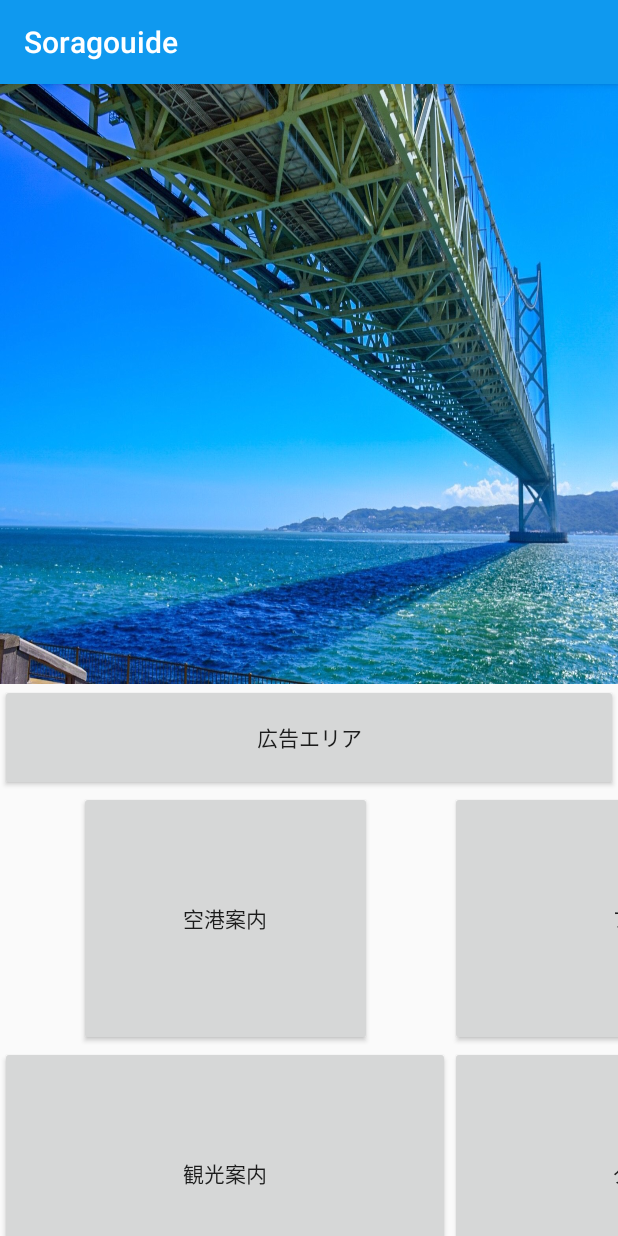
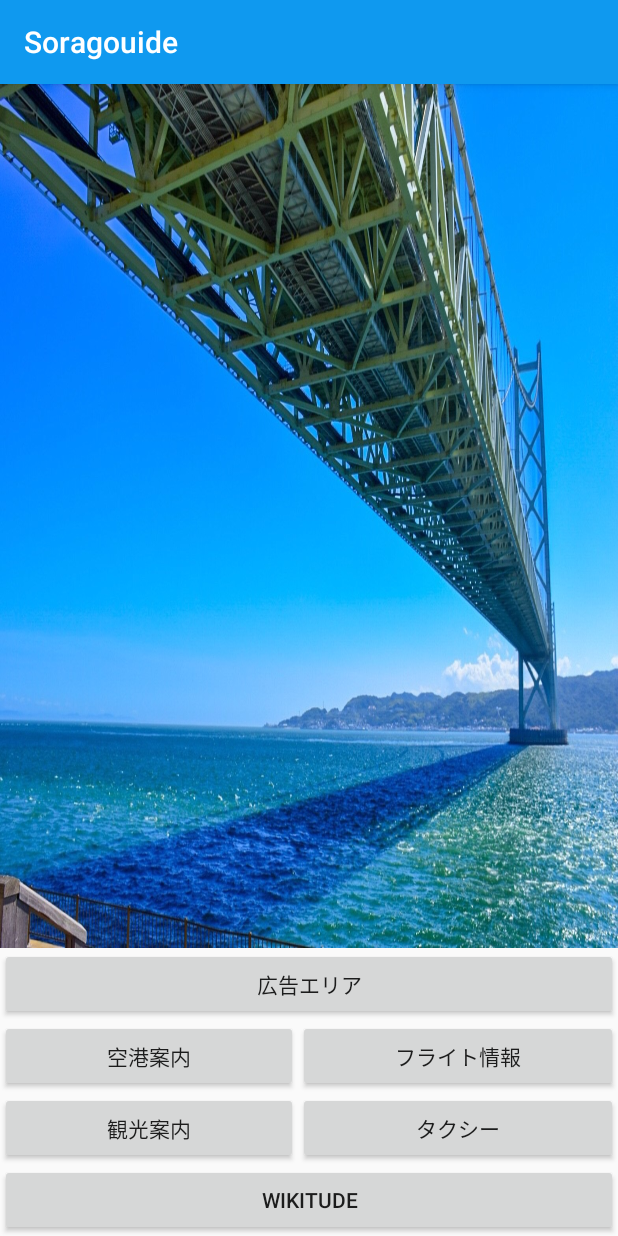
Before and after one commit to Takahiro-matsuno/sora-guide2, an Android app: the screen it shows after launch (TopMenuActivity), on a phone screen of 412 x 824 dp. Run offline under Robolectric (Android 15) with nearby library versions, the phone set to English and light mode, and no system bars.

Commit message:
レイアウトを修正

```diff
--- a/app/build.gradle
+++ b/app/build.gradle
@@ -24,12 +24,12 @@ android {
 
 dependencies {
     implementation fileTree(dir: 'libs', include: ['*.jar'])
-    implementation "org.jetbrains.kotlin:kotlin-stdlib-jdk7:$kotlin_version"
+    implementation "org.jetbrains.kotlin:kotlin-stdlib-jdk8:$kotlin_version"
     implementation 'com.android.support:appcompat-v7:28.0.0'
     implementation 'com.android.support.constraint:constraint-layout:1.1.3'
     testImplementation 'junit:junit:4.12'
     androidTestImplementation 'com.android.support.test:runner:1.0.2'
     androidTestImplementation 'com.android.support.test.espresso:espresso-core:3.0.2'
     //anko
-    compile "org.jetbrains.anko:anko-commons:0.10.4"
+    implementation "org.jetbrains.anko:anko-commons:0.10.8"
 }
--- a/app/src/main/java/com/jalinfotec/kankoannai/TopMenuActivity.kt
+++ b/app/src/main/java/com/jalinfotec/kankoannai/TopMenuActivity.kt
@@ -40,6 +40,11 @@ class TopMenuActivity : AppCompatActivity() {
             startActivity<KankoMainActivity1>()
         }
 
+        // wikitude
+        findViewById<Button>(R.id.wikitude).setOnClickListener {
+            startActivity<KankoMainActivity1>()
+        }
+
         val affiliateButton = findViewById<Button>(R.id.affiliate)
         affiliateButton.setOnClickListener {
 
--- a/app/src/main/res/layout/activity_top_menu.xml
+++ b/app/src/main/res/layout/activity_top_menu.xml
@@ -1,70 +1,90 @@
 <?xml version="1.0" encoding="utf-8"?>
-<ScrollView
+<android.support.constraint.ConstraintLayout
         xmlns:android="http://schemas.android.com/apk/res/android"
         xmlns:tools="http://schemas.android.com/tools"
         xmlns:app="http://schemas.android.com/apk/res-auto"
-        android:layout_width="fill_parent"
-        android:layout_height="fill_parent"
-        android:orientation="vertical"
-        tools:context=".TopMenuActivity">
-    <LinearLayout
-            android:orientation="vertical"
-            android:layout_width="match_parent"
-            android:layout_height="wrap_content">
+        android:layout_width="match_parent"
+        android:layout_height="match_parent"
+>
+    <ImageView
+            android:id="@+id/imageView2"
+            android:layout_width="wrap_content"
+            android:layout_height="0dp"
+            app:srcCompat="@drawable/topimage"
+            android:scaleType="fitXY"
+            app:layout_constraintTop_toTopOf="parent"
+            app:layout_constraintBottom_toTopOf="@+id/tableLayout"
+            app:layout_constraintStart_toStartOf="parent"
+            app:layout_constraintEnd_toEndOf="parent"
+    />
 
+    <TableLayout
+            android:layout_width="0dp"
+            android:layout_height="wrap_content"
+            app:layout_constraintBottom_toBottomOf="parent"
+            app:layout_constraintStart_toStartOf="parent"
+            app:layout_constraintEnd_toEndOf="parent"
+            android:id="@+id/tableLayout">
+        <TableRow android:layout_width="match_parent"
+                  android:layout_height="match_parent"
+        >
+            <Button
+                    android:id="@+id/affiliate"
+                    android:layout_width="match_parent"
+                    android:layout_height="match_parent"
+                    android:layout_weight="1"
+                    android:text="広告エリア"
+            />
 
-        <ImageView
-                android:layout_width="wrap_content"
-                android:layout_height="400dp" app:srcCompat="@drawable/topimage" android:id="@+id/imageView2"
-                android:scaleType="fitXY" />
+        </TableRow>
 
-
-        <Button
-                android:text="広告エリア"
-                android:layout_width="match_parent"
-                android:layout_height="71dp" android:id="@+id/affiliate"/>
-        <GridLayout
-                android:layout_width="match_parent"
-                android:layout_height="wrap_content"
-                android:columnCount="2"
-                android:rowCount="2">
-
+        <TableRow android:layout_width="match_parent"
+                  android:layout_height="match_parent"
+        >
             <Button
                     android:id="@+id/airport"
-                    android:layout_width="195dp"
-                    android:layout_height="170dp"
-                    android:layout_column="0"
-                    android:layout_gravity="center"
-                    android:layout_row="0"
-                    android:text="@string/airportButton"/>
-
+                    android:layout_width="match_parent"
+                    android:layout_height="match_parent"
+                    android:layout_weight="1"
+                    android:text="空港案内"
+            />
             <Button
                     android:id="@+id/flightinfo"
-                    android:layout_width="300dp"
-                    android:layout_height="170dp"
-                    android:layout_column="1"
-                    android:layout_gravity="center"
-                    android:layout_row="0"
-                    android:text="@string/flightButton"/>
+                    android:layout_width="match_parent"
+                    android:layout_height="match_parent"
+                    android:layout_weight="1"
+                    android:text="フライト情報"
+            />
+
+        </TableRow>
+        <TableRow android:layout_width="match_parent"
+                  android:layout_height="match_parent"
+        >
             <Button
                     android:id="@+id/sightseeing"
-                    android:layout_width="300dp"
-                    android:layout_height="170dp"
-                    android:layout_column="0"
-                    android:layout_gravity="center"
-                    android:layout_row="1"
-                    android:text="@string/sightseeingButton"/>
-
+                    android:layout_width="match_parent"
+                    android:layout_height="match_parent"
+                    android:layout_weight="1"
+                    android:text="観光案内"
+            />
             <Button
                     android:id="@+id/taxi"
-                    android:layout_width="300dp"
-                    android:layout_height="170dp"
-                    android:layout_column="1"
-                    android:layout_gravity="center"
-                    android:layout_row="1"
-                    android:text="@string/taxiButton"/>
-
-        </GridLayout>
-
-    </LinearLayout>
-</ScrollView>
+                    android:layout_width="match_parent"
+                    android:layout_height="match_parent"
+                    android:layout_weight="1"
+                    android:text="タクシー"
+            />
+        </TableRow>
+        <TableRow android:layout_width="match_parent"
+                  android:layout_height="match_parent"
+        >
+            <Button
+                    android:id="@+id/wikitude"
+                    android:layout_width="match_parent"
+                    android:layout_height="match_parent"
+                    android:layout_weight="1"
+                    android:text="wikitude"
+            />
+        </TableRow>
+    </TableLayout>
+</android.support.constraint.ConstraintLayout>
```
